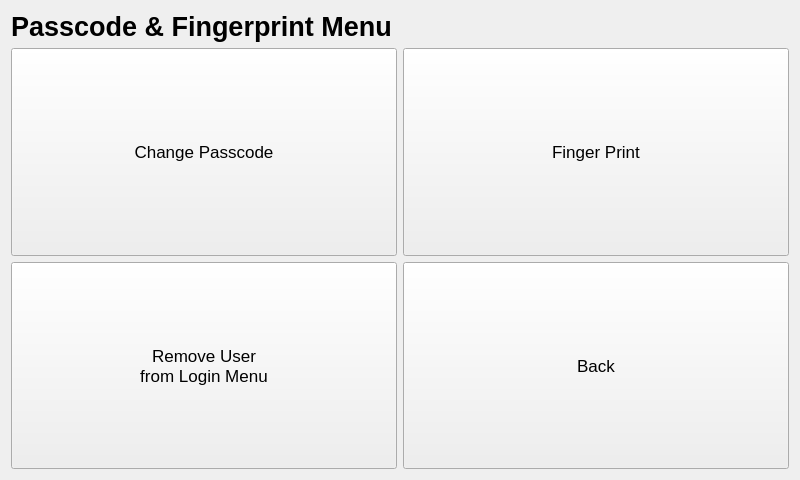
twschung/IoT-Smart-Scale, file v3/qt/passcodeMenu/passcodeMenu.ui: the form before one commit.
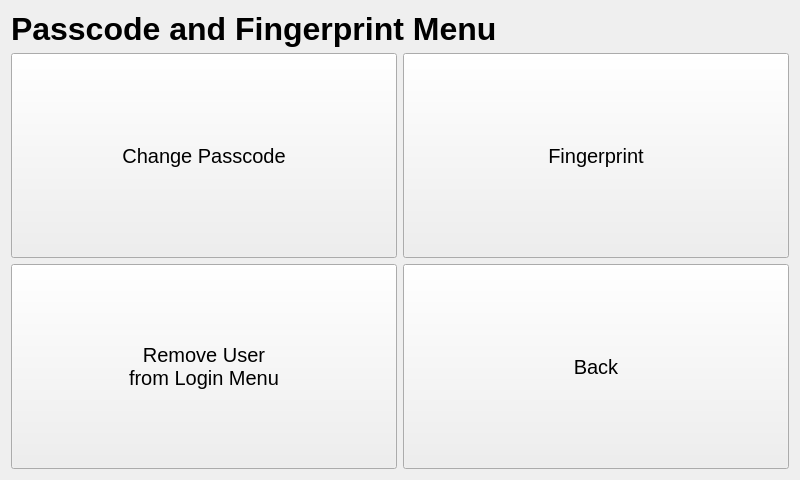
The form after the commit.

```diff
--- a/v3/qt/passcodeMenu/passcodeMenu.ui
+++ b/v3/qt/passcodeMenu/passcodeMenu.ui
@@ -26,8 +26,7 @@
        </property>
        <property name="font">
         <font>
-         <family>Arial</family>
-         <pointsize>13</pointsize>
+         <pointsize>15</pointsize>
         </font>
        </property>
        <property name="text">
@@ -45,12 +44,11 @@
        </property>
        <property name="font">
         <font>
-         <family>Arial</family>
-         <pointsize>13</pointsize>
+         <pointsize>15</pointsize>
         </font>
        </property>
        <property name="text">
-        <string>Finger Print</string>
+        <string>Fingerprint</string>
        </property>
       </widget>
      </item>
@@ -64,8 +62,7 @@
        </property>
        <property name="font">
         <font>
-         <family>Arial</family>
-         <pointsize>13</pointsize>
+         <pointsize>15</pointsize>
         </font>
        </property>
        <property name="text">
@@ -83,8 +80,7 @@
        </property>
        <property name="font">
         <font>
-         <family>Arial</family>
-         <pointsize>13</pointsize>
+         <pointsize>15</pointsize>
         </font>
        </property>
        <property name="text">
@@ -99,14 +95,13 @@
     <widget class="QLabel" name="label">
      <property name="font">
       <font>
-       <family>Arial</family>
-       <pointsize>20</pointsize>
+       <pointsize>24</pointsize>
        <weight>75</weight>
        <bold>true</bold>
       </font>
      </property>
      <property name="text">
-      <string>Passcode &amp; Fingerprint Menu</string>
+      <string>Passcode and Fingerprint Menu</string>
      </property>
     </widget>
    </item>
```
